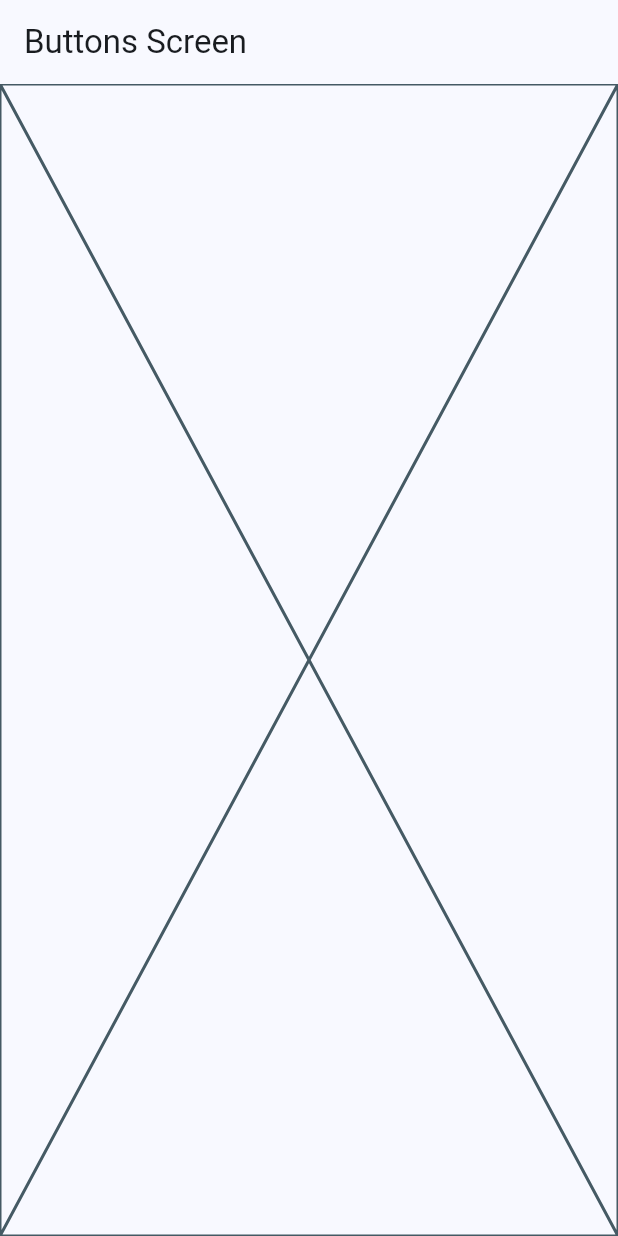
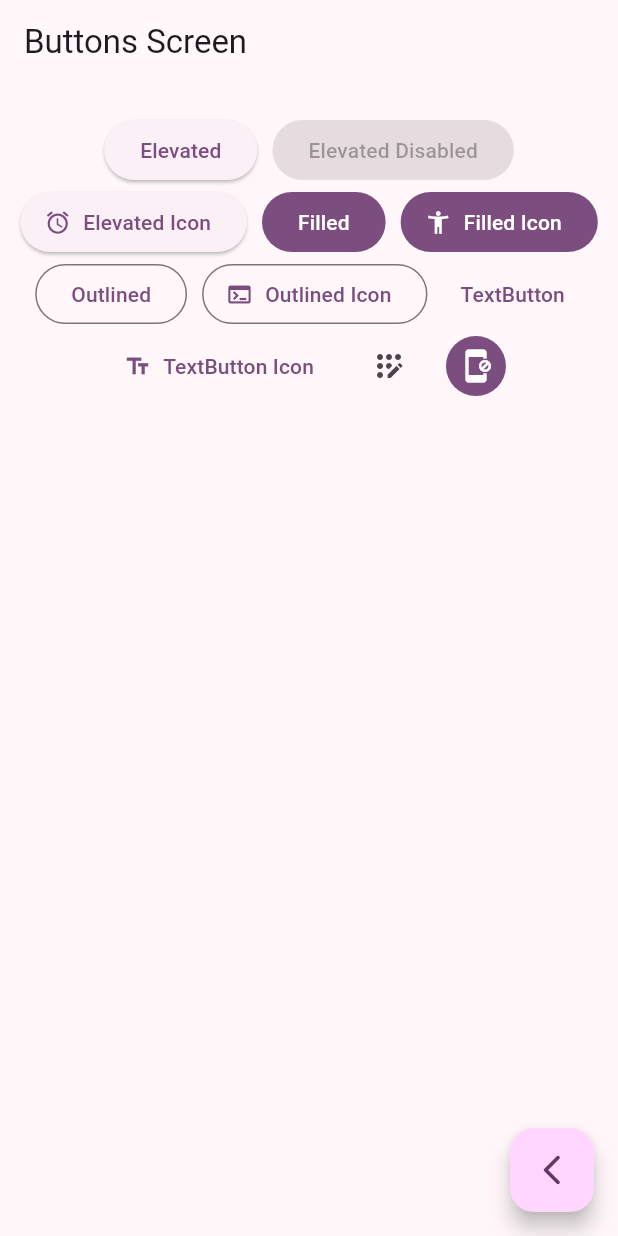
Before and after one commit to AgnosticSix/widgets_app, a Flutter app: the ButtonsScreen screen opened by its route, on a phone screen of 412 x 824 dp. Run offline on Flutter 3.47's test engine with Material 2 defaults, Android fonts, the phone set to English and light mode, and no system bars; our stand-ins replace go_router.

Commit message:
some buttons added in buttons_screen

```diff
--- a/lib/config/menu/menu_items.dart
+++ b/lib/config/menu/menu_items.dart
@@ -1,5 +1,4 @@
 import 'package:flutter/material.dart';
-import 'package:widgets_app/presentation/screens/screens.dart';
 
 class MenuItems {
   final String title;
@@ -18,13 +17,13 @@ const appMenuItems = <MenuItems>[
   MenuItems(
     title: 'Botones',
     subTitle: 'Varios botones en Flutter',
-    url: ButtonsScreen.name,
+    url: '/buttons',
     icon: Icons.smart_button_outlined,
   ),
   MenuItems(
     title: 'Tarjetas',
     subTitle: 'Un contenedor estilizado',
-    url: CardsScreen.name,
+    url: '/cards',
     icon: Icons.credit_card,
   )
 ];
--- a/lib/config/router/app_router.dart
+++ b/lib/config/router/app_router.dart
@@ -7,7 +7,7 @@ final appRouter = GoRouter(
   initialLocation: '/',
   routes: [
     GoRoute(name: HomeScreen.name, path: '/', builder: (context, state) => const HomeScreen(),),
-    GoRoute(path: ButtonsScreen.name, builder: (context, state) => const ButtonsScreen(),),
-    GoRoute(path: CardsScreen.name, builder: (context, state) => const CardsScreen(),),
+    GoRoute(name: ButtonsScreen.name, path: '/buttons', builder: (context, state) =>const ButtonsScreen(),),
+    GoRoute(name: CardsScreen.name, path: '/cards', builder: (context, state) => const CardsScreen(),),
   ],
 );
--- a/lib/main.dart
+++ b/lib/main.dart
@@ -13,7 +13,7 @@ class MainApp extends StatelessWidget {
   Widget build(BuildContext context) {
     return  MaterialApp.router(
       debugShowCheckedModeBanner: false,
-      theme: AppTheme(selectedColor: 0).getTheme(),
+      theme: AppTheme(selectedColor: 4).getTheme(),
       routerConfig: appRouter,
     );
   }
--- a/lib/presentation/screens/buttons/buttons_screen.dart
+++ b/lib/presentation/screens/buttons/buttons_screen.dart
@@ -1,7 +1,7 @@
 import 'package:flutter/material.dart';
+import 'package:go_router/go_router.dart';
 
 class ButtonsScreen extends StatelessWidget {
-
   static const String name = 'buttons_screen';
   const ButtonsScreen({super.key});
 
@@ -11,7 +11,70 @@ class ButtonsScreen extends StatelessWidget {
       appBar: AppBar(
         title: const Text('Buttons Screen'),
       ),
-      body: const Placeholder()
+      body: _ButtonsView(),
+      floatingActionButton: FloatingActionButton(
+        child: const Icon(Icons.arrow_back_ios_new_rounded),
+        onPressed: () {
+          context.pop();
+        },
+      ),
     );
   }
 }
+
+class _ButtonsView extends StatelessWidget {
+  @override
+  Widget build(BuildContext context) {
+    final colors = Theme.of(context).colorScheme;
+    return SizedBox(
+      width: double.infinity,
+      child: Padding(
+        padding: const EdgeInsets.symmetric(horizontal: 10, vertical: 20),
+        child: Wrap(
+          spacing: 10,
+          alignment: WrapAlignment.center,
+          children: [
+            ElevatedButton(onPressed: () {}, child: const Text('Elevated')),
+            const ElevatedButton(
+                onPressed: null, child: Text('Elevated Disabled')),
+            ElevatedButton.icon(
+              onPressed: () {},
+              icon: const Icon(Icons.access_alarm_rounded),
+              label: const Text('Elevated Icon'),
+            ),
+            FilledButton(onPressed: () {}, child: const Text('Filled')),
+            FilledButton.icon(
+              onPressed: () {},
+              icon: const Icon(Icons.accessibility_new),
+              label: const Text('Filled Icon'),
+            ),
+            OutlinedButton(onPressed: () {}, child: const Text('Outlined')),
+            OutlinedButton.icon(
+                onPressed: () {},
+                icon: const Icon(Icons.terminal),
+                label: const Text('Outlined Icon')),
+            TextButton(onPressed: () {}, child: const Text('TextButton')),
+            TextButton.icon(
+                onPressed: () {},
+                icon: const Icon(Icons.text_fields),
+                label: const Text('TextButton Icon')),
+
+            //TODO Custom button
+
+            IconButton(
+                onPressed: () {},
+                icon: const Icon(Icons.app_registration_rounded)),
+            IconButton(
+              onPressed: () {},
+              icon: const Icon(Icons.app_blocking_rounded),
+              style: ButtonStyle(
+                backgroundColor: MaterialStatePropertyAll(colors.primary),
+                iconColor: MaterialStatePropertyAll(Colors.white)
+              ),
+            )
+          ],
+        ),
+      ),
+    );
+  }
+}
```
